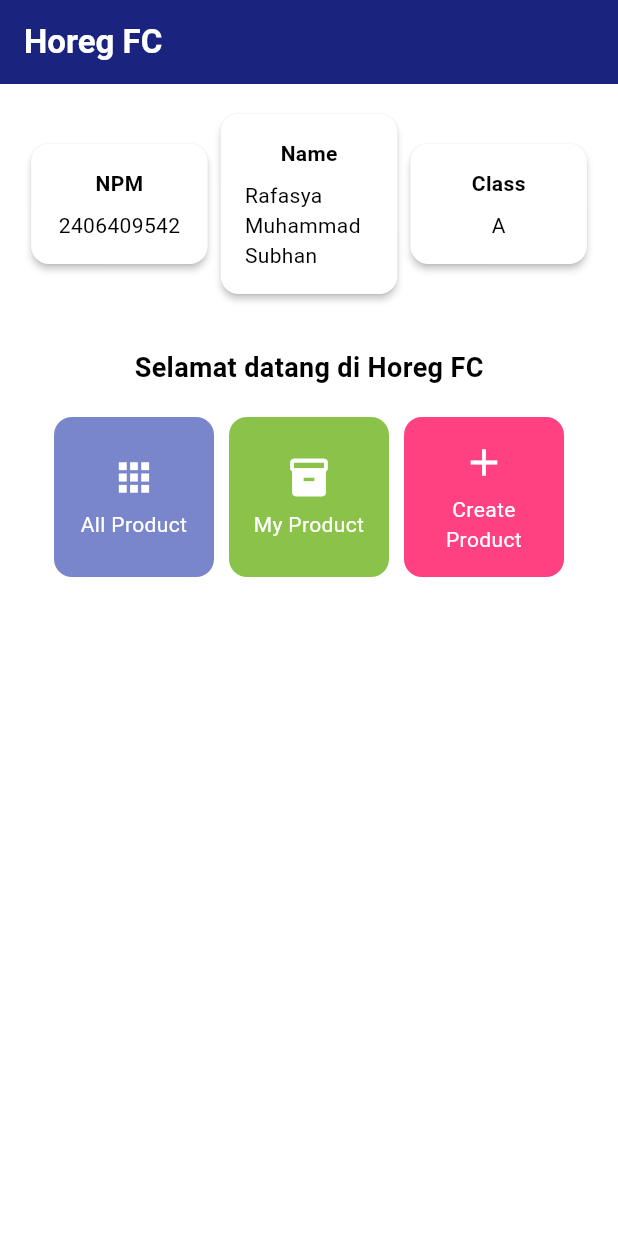
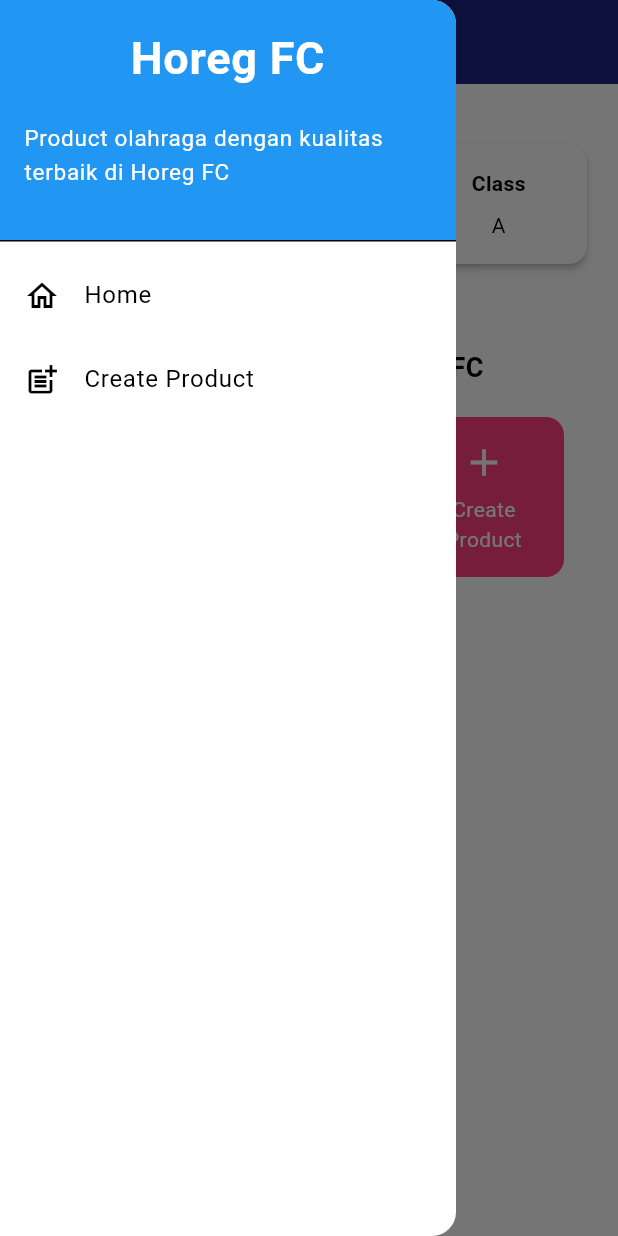
Before and after one commit to RafasyaSubhan/horeg-fc-mobile, a Flutter app: the screen it shows after launch, with the side drawer open (before the commit the screen has no drawer), on a phone screen of 412 x 824 dp. Run offline on Flutter 3.47's test engine with Material 3 defaults, Android fonts, the light colour scheme and no system bars.

Commit message:
Menyelesaikan Tugas 8

```diff
--- a/lib/main.dart
+++ b/lib/main.dart
@@ -1,5 +1,5 @@
 import 'package:flutter/material.dart';
-import 'package:horeg_fc/menu.dart';
+import 'package:horeg_fc/screens/menu.dart';
 
 void main() {
   runApp(const MyApp());
--- a/lib/menu.dart
+++ b/lib/screens/menu.dart
@@ -1,4 +1,6 @@
 import 'package:flutter/material.dart';
+import 'package:horeg_fc/widgets/left_drawer.dart';
+import 'package:horeg_fc/widgets/news_card.dart';
 
 class MyHomePage extends StatelessWidget {
   MyHomePage({super.key});
@@ -26,6 +28,7 @@
         ),
         backgroundColor: Colors.indigo.shade900
       ),
+      drawer: LeftDrawer(), // Tambahkan drawer
       body: Padding(
         padding: const EdgeInsets.all(16.0),
         child: Column(
@@ -113,49 +116,3 @@
     );
   }
 }
-
-class ItemCard extends StatelessWidget {
-  final ItemHomepage item;
-
-  const ItemCard(this.item, {super.key});
-
-  @override
-  Widget build(BuildContext context) {
-    return Material(
-      color: item.color,
-      borderRadius: BorderRadius.circular(12),
-
-      child: InkWell(
-        onTap: () {
-          ScaffoldMessenger.of(context)
-            ..hideCurrentSnackBar()
-            ..showSnackBar(
-                SnackBar(content: Text("Kamu telah menekan tombol ${item.name}!"))
-            );
-        },
-
-        child: Container(
-          padding: const EdgeInsets.all(8),
-          child: Center(
-            child: Column(
-              mainAxisAlignment: MainAxisAlignment.center,
-              children: [
-                Icon(
-                  item.icon,
-                  color: Colors.white,
-                  size: 30.0,
-                ),
-                const Padding(padding: EdgeInsets.all(3)),
-                Text(
-                  item.name,
-                  textAlign: TextAlign.center,
-                  style: const TextStyle(color: Colors.white),
-                ),
-              ],
-            ),
-          ),
-        ),
-      ),
-    );
-  }
-}
--- /dev/null
+++ b/lib/widgets/left_drawer.dart
@@ -0,0 +1,63 @@
+import 'package:flutter/material.dart';
+import 'package:horeg_fc/screens/menu.dart';
+import 'package:horeg_fc/screens/newslist_form.dart';
+
+class LeftDrawer extends StatelessWidget {
+  const LeftDrawer({super.key});
+
+  @override
+  Widget build(BuildContext context) {
+    return Drawer(
+      child: ListView(
+        children: [
+          const DrawerHeader(
+            decoration: BoxDecoration(
+              color: Colors.blue,
+            ),
+            child: Column(
+              children: [
+                Text(
+                  'Horeg FC',
+                  textAlign: TextAlign.center,
+                  style: TextStyle(
+                    fontSize: 30,
+                    fontWeight: FontWeight.bold,
+                    color: Colors.white,
+                  ),
+                ),
+                Padding(padding: EdgeInsets.all(10)),
+                Text("Product olahraga dengan kualitas terbaik di Horeg FC",
+                    style: TextStyle(
+                    fontSize: 15,
+                    fontWeight: FontWeight.normal,
+                    color: Colors.white,
+                  ),
+                ),
+              ],
+            ),
+          ),
+          ListTile(
+            leading: const Icon(Icons.home_outlined),
+            title: const Text('Home'),
+            // Bagian redirection ke MyHomePage
+            onTap: () {
+              Navigator.pushReplacement(
+                  context,
+                  MaterialPageRoute(
+                    builder: (context) => MyHomePage(),
+                  ));
+            },
+          ),
+          ListTile(
+            leading: const Icon(Icons.post_add),
+            title: const Text('Create Product'),
+            // Bagian redirection ke NewsFormPage
+           onTap: () {
+              Navigator.push(context, MaterialPageRoute(builder: (context) => NewsFormPage()));
+            },
+          ),
+        ],
+      ),
+    );
+  }
+}
--- /dev/null
+++ b/lib/widgets/news_card.dart
@@ -0,0 +1,55 @@
+import 'package:flutter/material.dart';
+import 'package:horeg_fc/screens/newslist_form.dart';
+import 'package:horeg_fc/screens/menu.dart';
+
+class ItemCard extends StatelessWidget {
+  final ItemHomepage item;
+
+  const ItemCard(this.item, {super.key});
+
+  @override
+  Widget build(BuildContext context) {
+    return Material(
+      color: item.color,
+      borderRadius: BorderRadius.circular(12),
+
+      child: InkWell(
+        onTap: () {
+          ScaffoldMessenger.of(context)
+            ..hideCurrentSnackBar()
+            ..showSnackBar(
+                SnackBar(content: Text("Kamu telah menekan tombol ${item.name}!"))
+            );
+          if (item.name == "Create Product") {
+            Navigator.push(
+              context,
+              MaterialPageRoute(builder: (context) => const NewsFormPage()),
+            );
+          }
+        },
+
+        child: Container(
+          padding: const EdgeInsets.all(8),
+          child: Center(
+            child: Column(
+              mainAxisAlignment: MainAxisAlignment.center,
+              children: [
+                Icon(
+                  item.icon,
+                  color: Colors.white,
+                  size: 30.0,
+                ),
+                const Padding(padding: EdgeInsets.all(3)),
+                Text(
+                  item.name,
+                  textAlign: TextAlign.center,
+                  style: const TextStyle(color: Colors.white),
+                ),
+              ],
+            ),
+          ),
+        ),
+      ),
+    );
+  }
+}
```
Also changed, not shown: lib/screens/newslist_form.dart (added, +211 -0 lines), 1 other file.
